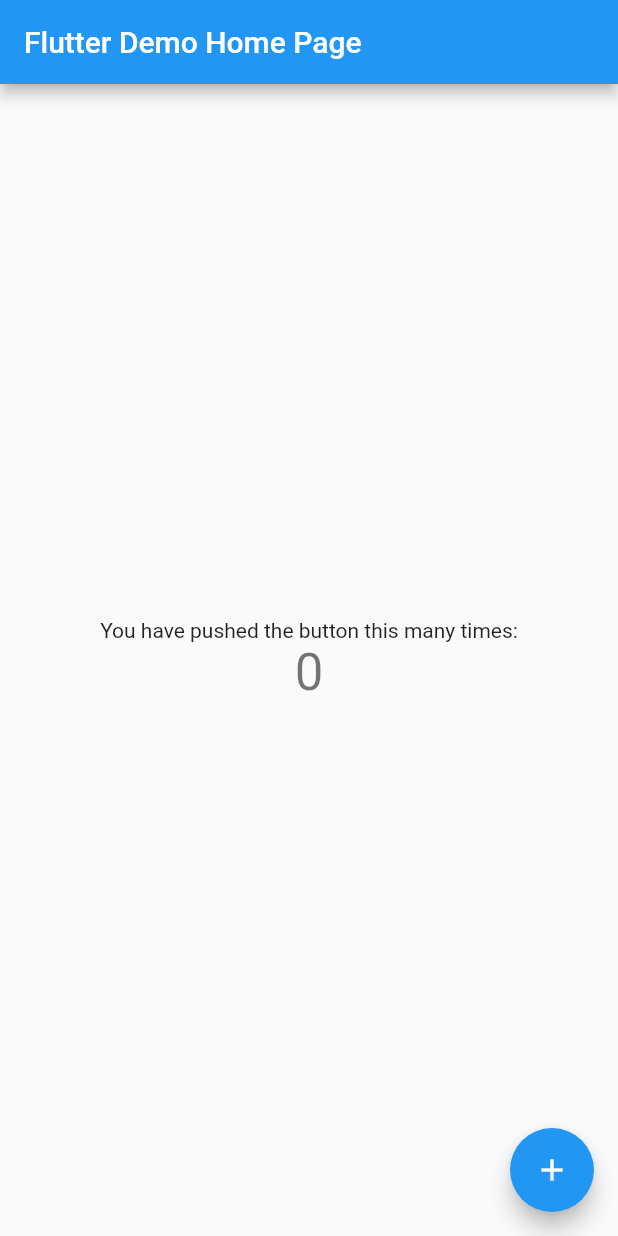
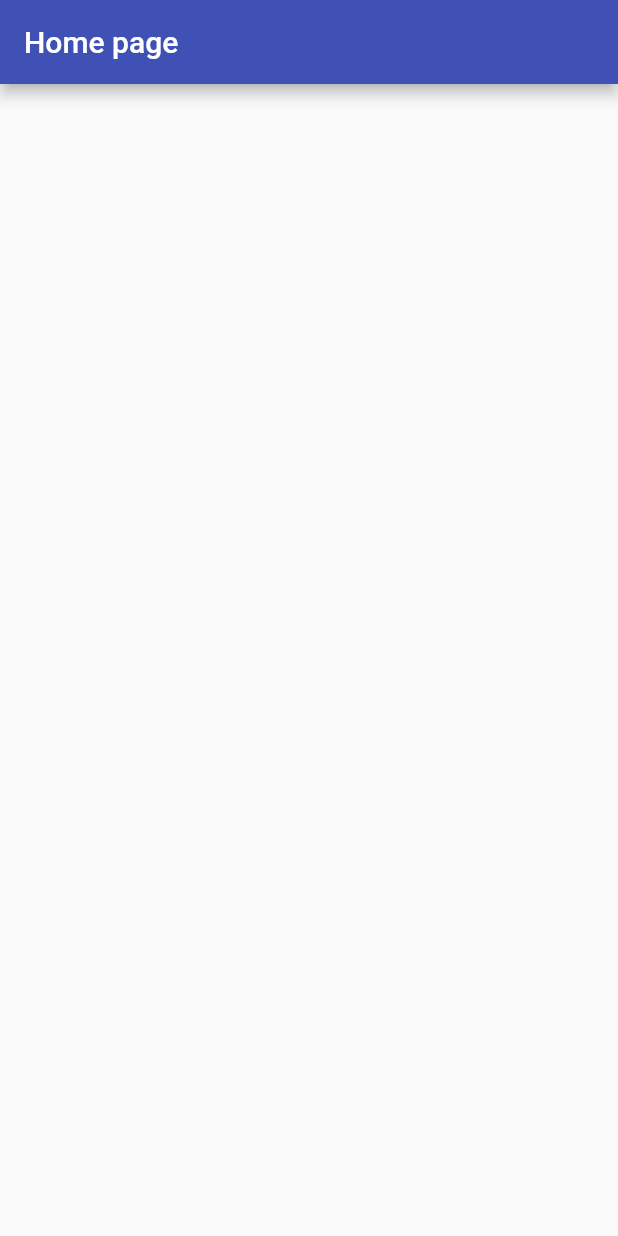
Before and after one commit to muchirajunior/iot-app, a Flutter app: the screen it shows after launch, on a phone screen of 412 x 824 dp. Run offline on Flutter 3.47's test engine with Material 2 defaults, Android fonts, the phone set to English and light mode, and no system bars; our stand-ins replace firebase_core; accounts and stored records are empty.

Commit message:
added home and login setup

```diff
--- a/lib/main.dart
+++ b/lib/main.dart
@@ -1,6 +1,8 @@
 import 'package:flutter/material.dart';
 import 'package:firebase_core/firebase_core.dart';
+import 'package:iotapp/screens/home.dart';
 import 'firebase_options.dart';
+
 
 void main() async{
    WidgetsFlutterBinding.ensureInitialized();
@@ -10,110 +12,16 @@ void main() async{
 
 class MyApp extends StatelessWidget {
   const MyApp({Key? key}) : super(key: key);
-
-  // This widget is the root of your application.
   @override
   Widget build(BuildContext context) {
     return MaterialApp(
       title: 'Flutter Demo',
       theme: ThemeData(
-        // This is the theme of your application.
-        //
-        // Try running your application with "flutter run". You'll see the
-        // application has a blue toolbar. Then, without quitting the app, try
-        // changing the primarySwatch below to Colors.green and then invoke
-        // "hot reload" (press "r" in the console where you ran "flutter run",
-        // or simply save your changes to "hot reload" in a Flutter IDE).
-        // Notice that the counter didn't reset back to zero; the application
-        // is not restarted.
-        primarySwatch: Colors.blue,
+        primarySwatch: Colors.indigo,
       ),
-      home: const MyHomePage(title: 'Flutter Demo Home Page'),
+      routes: {
+        '/':(context) => const Home()
+      },
     );
   }
 }
-
-class MyHomePage extends StatefulWidget {
-  const MyHomePage({Key? key, required this.title}) : super(key: key);
-
-  // This widget is the home page of your application. It is stateful, meaning
-  // that it has a State object (defined below) that contains fields that affect
-  // how it looks.
-
-  // This class is the configuration for the state. It holds the values (in this
-  // case the title) provided by the parent (in this case the App widget) and
-  // used by the build method of the State. Fields in a Widget subclass are
-  // always marked "final".
-
-  final String title;
-
-  @override
-  State<MyHomePage> createState() => _MyHomePageState();
-}
-
-class _MyHomePageState extends State<MyHomePage> {
-  int _counter = 0;
-
-  void _incrementCounter() {
-    setState(() {
-      // This call to setState tells the Flutter framework that something has
-      // changed in this State, which causes it to rerun the build method below
-      // so that the display can reflect the updated values. If we changed
-      // _counter without calling setState(), then the build method would not be
-      // called again, and so nothing would appear to happen.
-      _counter++;
-    });
-  }
-
-  @override
-  Widget build(BuildContext context) {
-    // This method is rerun every time setState is called, for instance as done
-    // by the _incrementCounter method above.
-    //
-    // The Flutter framework has been optimized to make rerunning build methods
-    // fast, so that you can just rebuild anything that needs updating rather
-    // than having to individually change instances of widgets.
-    return Scaffold(
-      appBar: AppBar(
-        // Here we take the value from the MyHomePage object that was created by
-        // the App.build method, and use it to set our appbar title.
-        title: Text(widget.title),
-      ),
-      body: Center(
-        // Center is a layout widget. It takes a single child and positions it
-        // in the middle of the parent.
-        child: Column(
-          // Column is also a layout widget. It takes a list of children and
-          // arranges them vertically. By default, it sizes itself to fit its
-          // children horizontally, and tries to be as tall as its parent.
-          //
-          // Invoke "debug painting" (press "p" in the console, choose the
-          // "Toggle Debug Paint" action from the Flutter Inspector in Android
-          // Studio, or the "Toggle Debug Paint" command in Visual Studio Code)
-          // to see the wireframe for each widget.
-          //
-          // Column has various properties to control how it sizes itself and
-          // how it positions its children. Here we use mainAxisAlignment to
-          // center the children vertically; the main axis here is the vertical
-          // axis because Columns are vertical (the cross axis would be
-          // horizontal).
-          mainAxisAlignment: MainAxisAlignment.center,
-          children: <Widget>[
-            const Text(
-              'You have pushed the button this many times:',
-            ),
-            Text(
-              '$_counter',
-              style: Theme.of(context).textTheme.headline4,
-            ),
-          ],
-        ),
-      ),
-      floatingActionButton: FloatingActionButton(
-        onPressed: _incrementCounter,
-        tooltip: 'Increment',
-        child: const Icon(Icons.add),
-      ), // This trailing comma makes auto-formatting nicer for build methods.
-    );
-  }
-}
--- /dev/null
+++ b/lib/screens/home.dart
@@ -0,0 +1,20 @@
+import 'package:flutter/material.dart';
+
+class Home extends StatefulWidget {
+  const Home({Key? key}) : super(key: key);
+
+  @override
+  State<Home> createState() => _HomeState();
+}
+
+class _HomeState extends State<Home> {
+  @override
+  Widget build(BuildContext context) {
+    return Scaffold(
+      appBar: AppBar(
+        title: const Text("Home page"),
+      ),
+    );
+
+  }
+}
--- /dev/null
+++ b/lib/screens/signup.dart
@@ -0,0 +1,15 @@
+import 'package:flutter/material.dart';
+
+class SignUp extends StatefulWidget {
+  SignUp({Key? key}) : super(key: key);
+
+  @override
+  State<SignUp> createState() => _SignUpState();
+}
+
+class _SignUpState extends State<SignUp> {
+  @override
+  Widget build(BuildContext context) {
+    return Container();
+  }
+}
```
